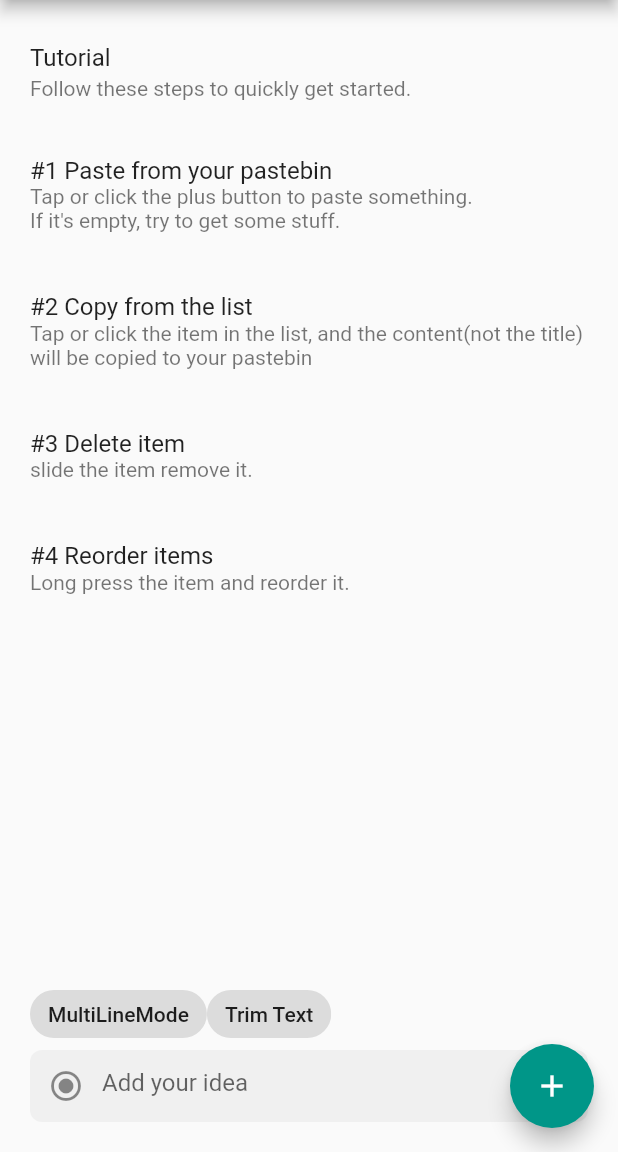
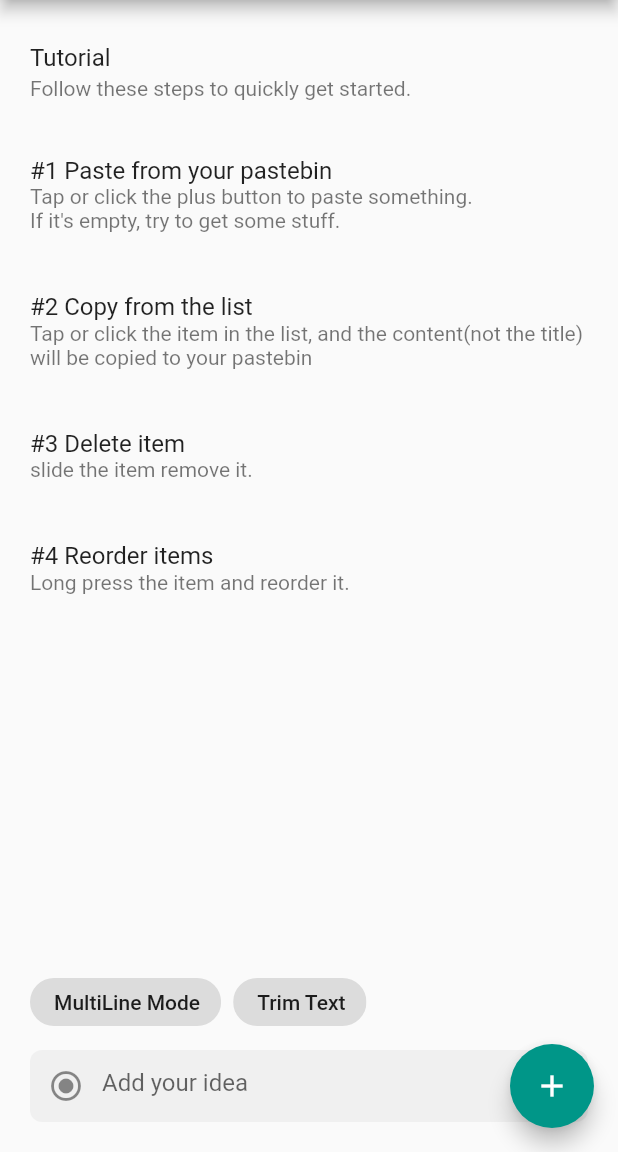
Before and after one commit to Colin-XKL/sticky, a Flutter app: the screen it shows after launch, after a tap on "Trim Text", on a phone screen of 412 x 824 dp, the part 84-1236 px from its top. Run offline on Flutter 3.47's test engine with Material 2 defaults, Android fonts, the phone set to English and light mode, and no system bars; our stand-ins replace get, get_storage, localstorage, package_info_plus, sentry, sentry_flutter; missing offline and left inert: webdav_client; Roboto replaces fonts that are missing (Sans).

Commit message:
chips to custom input options

```diff
--- a/lib/views/list.dart
+++ b/lib/views/list.dart
@@ -23,15 +23,6 @@ class TheListController extends TheViewController {
 class ListInputOptionsController extends GetxController {
   RxBool multiLineMode = false.obs;
   RxBool trim = true.obs;
-
-  switchMode() {
-    this.multiLineMode.value = !this.multiLineMode.value;
-  }
-
-  switchTrim() {
-    this.trim.value = !this.trim.value;
-    update();
-  }
 }
 
 class ListItem extends ViewDataListItem {
@@ -194,43 +185,71 @@ class TheList extends TheView {
             Container(
                 margin: EdgeInsets.all(16),
                 child: Column(
+                  crossAxisAlignment: CrossAxisAlignment.stretch,
                   children: [
                     Obx(
-                      () => Row(
+                      () => Wrap(
+                        spacing: 8,
+                        runSpacing: 4,
                         children: [
                           ChoiceChip(
-                              label: Text("MultiLineMode"),
+                              label: Text("MultiLine Mode"),
+                              avatar: Icon(
+                                Icons.format_list_numbered_rounded,
+                                size: this.optionsCtl.multiLineMode.value
+                                    ? 22
+                                    : 0,
+                                color: Colors.white,
+                              ),
+                              padding: this.optionsCtl.multiLineMode.value
+                                  ? const EdgeInsets.fromLTRB(8, 0, 6, 0)
+                                  : const EdgeInsets.fromLTRB(-24, 0, 6, 0),
                               selected: this.optionsCtl.multiLineMode.value,
                               selectedColor: Theme.of(context).accentColor,
                               onSelected: (bool selected) {
-                                this.optionsCtl.switchMode();
+                                this.optionsCtl.multiLineMode.value =
+                                    !this.optionsCtl.multiLineMode.value;
                               }),
                           ChoiceChip(
                             label: Text("Trim Text"),
+                            avatar: Icon(
+                              Icons.compare_arrows_rounded,
+                              size: this.optionsCtl.trim.value ? 22 : 0,
+                              color: Colors.white,
+                            ),
+                            padding: this.optionsCtl.trim.value
+                                ? const EdgeInsets.fromLTRB(8, 0, 6, 0)
+                                : const EdgeInsets.fromLTRB(-24, 0, 6, 0),
                             selected: this.optionsCtl.trim.value,
                             selectedColor: Theme.of(context).accentColor,
                             onSelected: (bool selected) {
-                              this.optionsCtl.switchTrim();
+                              this.optionsCtl.trim.value =
+                                  !this.optionsCtl.trim.value;
                             },
                           )
                         ],
                       ),
                     ),
                     Container(
+                      margin: EdgeInsets.fromLTRB(0, 8, 0, 0),
                       decoration: BoxDecoration(
                         borderRadius: BorderRadius.circular(8.0),
                         color: Theme.of(context).hoverColor,
                         // color: Colors.blueGrey[50],
                       ),
-                      child: TextField(
+                      child: Obx(
+                        () => TextField(
                           controller: inputController,
                           focusNode: this.focus,
+                          maxLines:
+                              this.optionsCtl.multiLineMode.isTrue ? null : 1,
                           // mobile platform keyboard should not show up when opening the app
                           autofocus: false,
                           onSubmitted: (value) {
                             ctl.newItemFromString(value);
                             inputController.clear();
-                          ScaffoldMessenger.of(context).showSnackBar(msgPasted);
+                            ScaffoldMessenger.of(context)
+                                .showSnackBar(msgPasted);
                             this.focus.unfocus();
                           },
                           cursorRadius: Radius.circular(4),
@@ -239,6 +258,7 @@ class TheList extends TheView {
                               prefixIcon:
                                   Icon(Icons.radio_button_checked_rounded),
                               border: InputBorder.none),
+                        ),
                       ),
                     )
                   ],
@@ -250,6 +270,7 @@ class TheList extends TheView {
   @override
   Object newItemFromCustomInput() {
     String value = inputController.text;
+    if (this.optionsCtl.trim.value) value = value.trim();
     inputController.clear();
     this.focus.unfocus();
     return value;
--- a/pubspec.yaml
+++ b/pubspec.yaml
@@ -15,7 +15,7 @@ publish_to: 'none' # Remove this line if you wish to publish to pub.dev
 # In iOS, build-name is used as CFBundleShortVersionString while build-number used as CFBundleVersion.
 # Read more about iOS versioning at
 # https://developer.apple.com/library/archive/documentation/General/Reference/InfoPlistKeyReference/Articles/CoreFoundationKeys.html
-version: 0.43.0+1
+version: 0.44.0+1
 
 environment:
   sdk: '>=2.12.0 <3.0.0'
```
Lines whose indentation alone changed are shown as unchanged.
